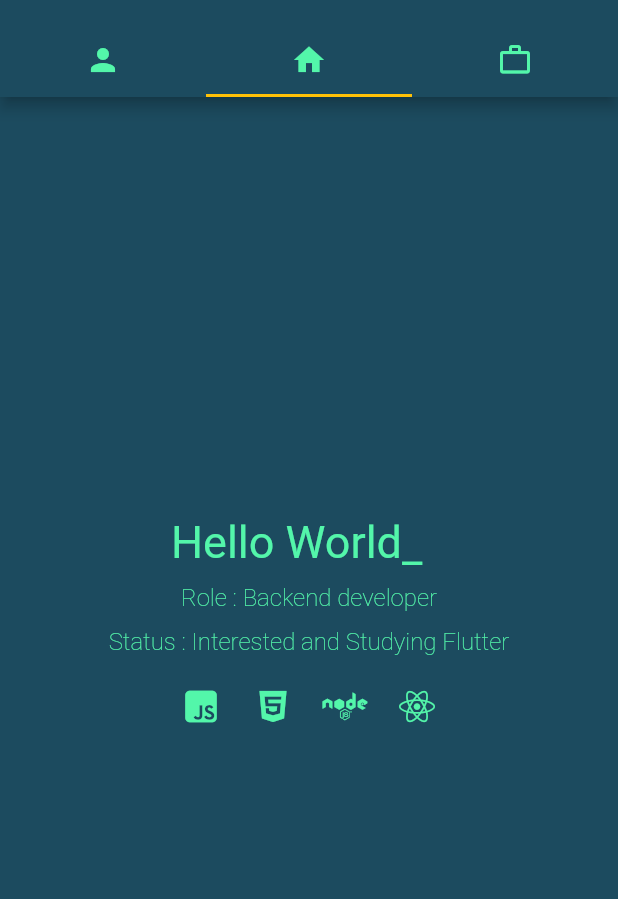
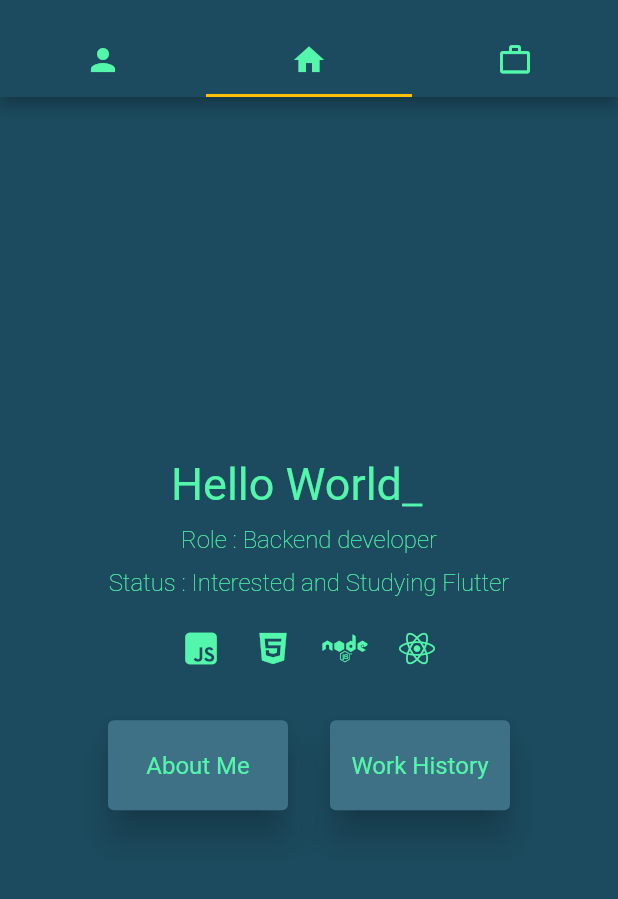
Before and after one commit to Thaniya05/MySpace, a Flutter app: the screen it shows after launch, on a phone screen of 412 x 824 dp, the part 59-958 px from its top. Run offline on Flutter 3.47's test engine with Material 2 defaults, Android fonts, the phone set to English and light mode, and no system bars; drawn by our look-alikes of animated_text_kit, auto_size_text, carousel_slider; our stand-ins replace auto_animated, flip_card, font_awesome_flutter, get, getwidget, google_fonts and 4 more; Roboto replaces fonts that are missing (Sarabun).

Commit message:
edit project-stucture , add pdf.dart

```diff
--- /dev/null
+++ b/app1/lib/src/controller/tabcontroller.dart
@@ -0,0 +1,41 @@
+import 'package:flutter/material.dart';
+import 'package:get/get.dart';
+
+class FirstPageTabController extends GetxController
+    with GetSingleTickerProviderStateMixin {
+  final List<Tab> myTabs = <Tab>[
+    const Tab(
+      icon: Icon(
+        Icons.person,
+        color: Color(0xff53f6aa),
+      ),
+    ),
+    const Tab(
+      icon: Icon(
+        Icons.home,
+        color: Color(0xff53f6aa),
+      ),
+    ),
+    const Tab(
+      icon: Icon(
+        Icons.work_outline,
+        color: Color(0xff53f6aa),
+      ),
+    ),
+  ];
+
+  late TabController controller;
+
+  @override
+  void onInit() {
+    super.onInit();
+    controller = TabController(vsync: this, length: myTabs.length);
+    controller.animateTo(1);
+  }
+
+  @override
+  void onClose() {
+    controller.dispose();
+    super.onClose();
+  }
+}
--- a/app1/lib/src/firstpage.dart
+++ b/app1/lib/src/firstpage.dart
@@ -8,12 +8,14 @@ import 'package:get/get.dart';
 import './widget/appbar.dart';
 import 'package:auto_size_text/auto_size_text.dart';
 import 'package:flip_card/flip_card.dart';
+import './controller/tabcontroller.dart';
 
 class MainPage extends StatelessWidget {
   const MainPage({super.key});
 
   @override
   Widget build(BuildContext context) {
+    final FirstPageTabController _mytab = Get.put(FirstPageTabController());
     return DefaultTabController(
       initialIndex: 1,
       length: 3,
@@ -29,32 +31,18 @@ class MainPage extends StatelessWidget {
           ),
           backgroundColor: Color(0xff1C4B5F),
           bottom: TabBar(
+            controller: _mytab.controller,
             unselectedLabelColor: Color.fromARGB(255, 213, 213, 213),
             indicatorColor: Colors.amber,
-            tabs: [
-              Tab(
-                icon: Icon(
-                  Icons.person,
-                  color: Color(0xff53f6aa),
-                ),
-              ),
-              Tab(
-                icon: Icon(
-                  Icons.home,
-                  color: Color(0xff53f6aa),
-                ),
-              ),
-              Tab(
-                icon: Icon(Icons.work_outline, color: Color(0xff53f6aa)),
-              ),
-            ],
+            tabs: _mytab.myTabs,
           ),
         ),
         body: SafeArea(
           child: TabBarView(
+            controller: _mytab.controller,
             children: [
               InfoPage(),
-              IntroPage(),
+              IntroPage(controller: _mytab.controller),
               MyProject(),
             ],
           ),
--- a/app1/lib/src/page/intro1.dart
+++ b/app1/lib/src/page/intro1.dart
@@ -6,12 +6,14 @@ import 'package:flutter/material.dart';
 import 'package:auto_animated/auto_animated.dart';
 import 'package:font_awesome_flutter/font_awesome_flutter.dart';
 import 'package:get/get.dart';
+import 'package:google_fonts/google_fonts.dart';
 import 'package:smooth_page_indicator/smooth_page_indicator.dart';
 import 'package:getwidget/getwidget.dart';
 import '../constant.dart' as constant;
 
 class IntroPage extends StatelessWidget {
-  const IntroPage({super.key});
+  final TabController controller;
+  const IntroPage({super.key, required this.controller});
 
   @override
   Widget build(BuildContext context) {
@@ -30,6 +32,7 @@ class IntroPage extends StatelessWidget {
         items: [
           Intro1Page(
             text: 'Hello World',
+            controller: controller,
           )
         ],
       );
@@ -47,6 +50,7 @@ class IntroPage extends StatelessWidget {
         items: [
           Intro1Page(
             text: 'Hello World',
+            controller: controller,
           )
         ],
       );
@@ -65,7 +69,8 @@ List<IconData> _datalist = [
 class Intro1Page extends StatelessWidget {
   final text;
   final color;
-  const Intro1Page({this.text, this.color});
+  final TabController controller;
+  const Intro1Page({this.text, this.color, required this.controller});
 
   @override
   Widget build(BuildContext context) {
@@ -83,7 +88,8 @@ class Intro1Page extends StatelessWidget {
             _buildStatus(constant.INTRO_STATUS, context),
             _buildBlank(),
             _buildIconRow(constant.INTRO_ICONS_LIST),
-            _buildBlank(),
+            _buildBlank(10.0),
+            _buildButtonRow(),
           ],
         ),
       ),
@@ -94,22 +100,53 @@ class Intro1Page extends StatelessWidget {
     return Row(
       mainAxisAlignment: MainAxisAlignment.center,
       children: [
-        Card(
-          elevation: 3,
-          color: Colors.redAccent,
-          child: Container(
-            padding: EdgeInsets.all(20),
-            child: Text('About Me'),
+        GestureDetector(
+          onTap: () {
+            controller.animateTo(0);
+          },
+          child: Card(
+            elevation: 10,
+            color: Color.fromARGB(255, 63, 113, 134),
+            child: Container(
+              width: 120,
+              height: 60,
+              child: Center(
+                child: Text(
+                  'About Me',
+                  style: GoogleFonts.sarabun(
+                    color: const Color(0xff53f6aa),
+                    fontSize: 16,
+                    fontWeight: FontWeight.w400,
+                  ),
+                ),
+              ),
+            ),
           ),
         ),
-        Card(
-          elevation: 3,
-          color: Colors.redAccent,
-          child: Container(
-            padding: EdgeInsets.all(20),
-            child: Text('About Me'),
+        _buildBlank(10),
+        GestureDetector(
+          onTap: () {
+            controller.animateTo(2);
+          },
+          child: Card(
+            elevation: 10,
+            color: Color.fromARGB(255, 63, 113, 134),
+            child: Container(
+              width: 120,
+              height: 60,
+              child: Center(
+                child: Text(
+                  'Work History',
+                  style: GoogleFonts.sarabun(
+                    color: const Color(0xff53f6aa),
+                    fontSize: 16,
+                    fontWeight: FontWeight.w400,
+                  ),
+                ),
+              ),
+            ),
           ),
-        )
+        ),
       ],
     );
   }
@@ -168,7 +205,9 @@ class Intro1Page extends StatelessWidget {
     );
   }
 
-  Padding _buildBlank() => const Padding(padding: EdgeInsets.all(5));
+  Padding _buildBlank([double d = 5.0]) {
+    return Padding(padding: EdgeInsets.all(d));
+  }
 
   Container _buildHelloWorld(BuildContext context,
       {double fontsize = 45.0, Color color_ = const Color(0xff53f6aa)}) {
--- a/app1/pubspec.yaml
+++ b/app1/pubspec.yaml
@@ -48,6 +48,9 @@ dependencies:
   getwidget: ^3.0.1
   app: ^0.0.3
   google_fonts: ^4.0.3
+  pdf: ^3.10.1
+  screenshot: ^1.3.0
+  printing: ^5.10.3
 
 dev_dependencies:
   flutter_test:
```
Also changed, not shown: app1/lib/src/constant.dart (+10 -9 lines), app1/lib/src/page/myproject.dart (+1 -11 lines), app1/lib/src/widget/aboutme.dart (+9 -6 lines), app1/lib/src/widget/pdf.dart (added, +49 -0 lines), app1/pubspec.lock.
